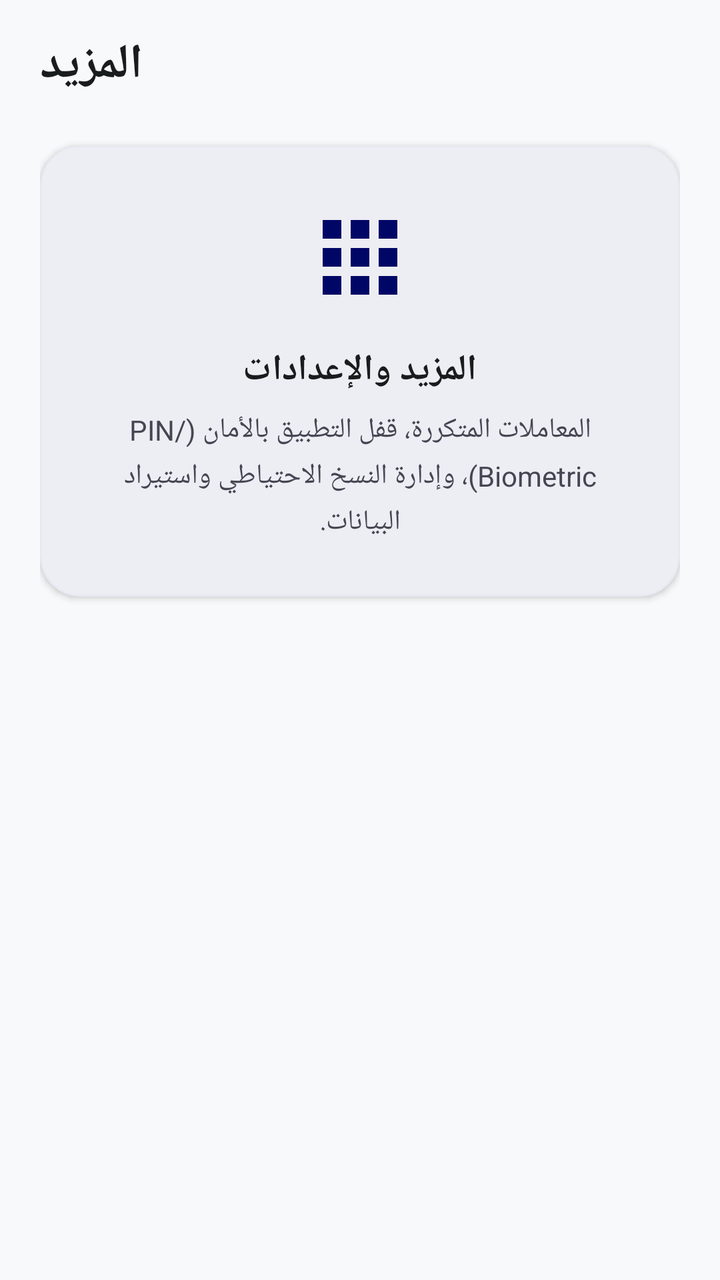
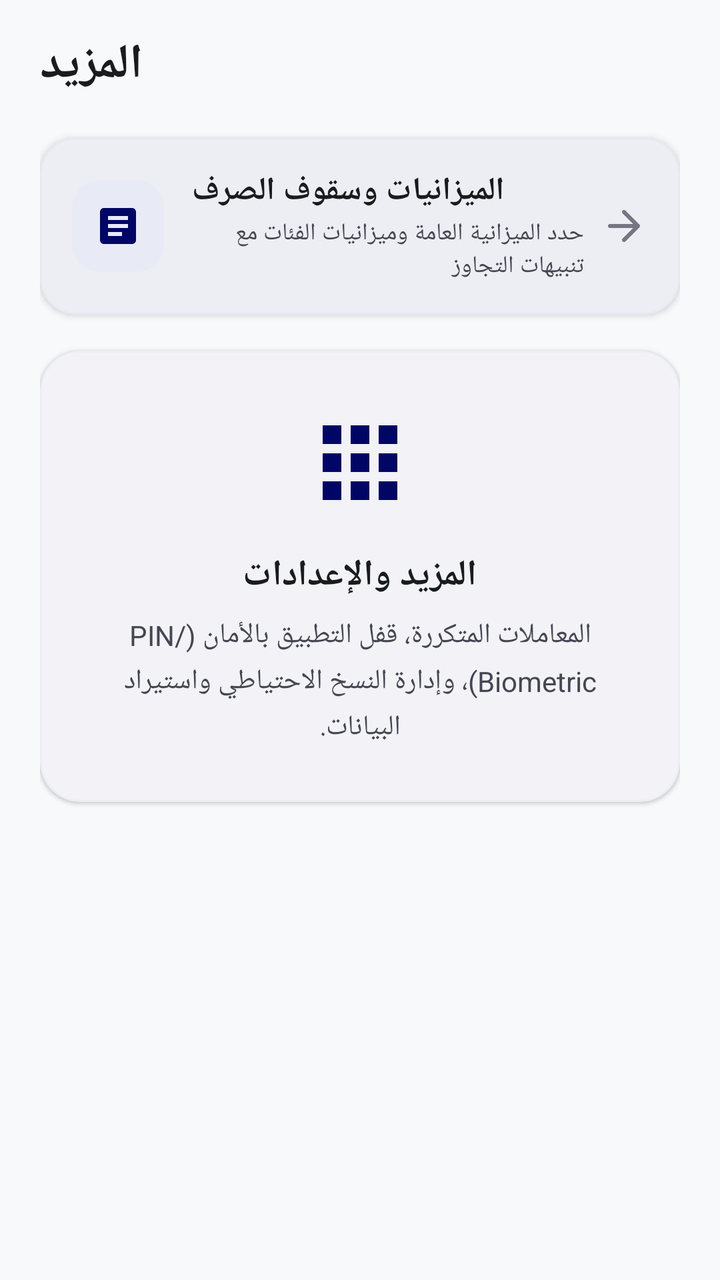

The first picture is an Android layout as it rendered before a commit; the second is the same layout after the commit. The layout source and the unified diff follow.
<!-- AndroidManifest.xml: application theme Theme.UrWallet -->
<!-- res/layout/fragment_more.xml -->
<?xml version="1.0" encoding="utf-8"?>
<androidx.core.widget.NestedScrollView xmlns:android="http://schemas.android.com/apk/res/android"
    xmlns:app="http://schemas.android.com/apk/res-auto"
    xmlns:tools="http://schemas.android.com/tools"
    android:layout_width="match_parent"
    android:layout_height="match_parent"
    android:background="@color/urwallet_background"
    android:fillViewport="true">

    <LinearLayout
        android:layout_width="match_parent"
        android:layout_height="wrap_content"
        android:orientation="vertical"
        android:paddingHorizontal="@dimen/screen_padding_horizontal"
        android:paddingTop="@dimen/screen_padding_top"
        android:paddingBottom="100dp">

        
        <TextView
            android:layout_width="wrap_content"
            android:layout_height="wrap_content"
            android:text="@string/nav_more"
            android:textColor="@color/urwallet_text_primary"
            android:textSize="24sp"
            android:textStyle="bold" />

        
        <com.google.android.material.card.MaterialCardView
            android:layout_width="match_parent"
            android:layout_height="wrap_content"
            android:layout_marginTop="24dp"
            app:cardBackgroundColor="@color/urwallet_surface"
            app:cardCornerRadius="@dimen/card_corner_radius"
            app:cardElevation="2dp"
            app:strokeColor="@color/urwallet_card_border"
            app:strokeWidth="1dp">

            <LinearLayout
                android:layout_width="match_parent"
                android:layout_height="wrap_content"
                android:gravity="center"
                android:orientation="vertical"
                android:padding="28dp">

                <ImageView
                    android:layout_width="56dp"
                    android:layout_height="56dp"
                    android:contentDescription="@null"
                    android:src="@drawable/ic_nav_more_filled"
                    app:tint="@color/urwallet_primary" />

                <TextView
                    android:layout_width="wrap_content"
                    android:layout_height="wrap_content"
                    android:layout_marginTop="16dp"
                    android:text="@string/more_placeholder_card_title"
                    android:textColor="@color/urwallet_text_primary"
                    android:textSize="18sp"
                    android:textStyle="bold" />

                <TextView
                    android:layout_width="wrap_content"
                    android:layout_height="wrap_content"
                    android:layout_marginTop="8dp"
                    android:gravity="center"
                    android:lineSpacingExtra="4dp"
                    android:text="@string/more_placeholder_card_desc"
                    android:textColor="@color/urwallet_text_secondary"
                    android:textSize="14sp" />
            </LinearLayout>
        </com.google.android.material.card.MaterialCardView>

    </LinearLayout>
</androidx.core.widget.NestedScrollView>
<!-- resources referenced by this layout -->
<resources>
  <color name="urwallet_background">#F8F9FA</color>
  <color name="urwallet_card_border">#20C6C5D4</color>
  <color name="urwallet_primary">#000666</color>
  <color name="urwallet_surface">#FFFFFF</color>
  <color name="urwallet_text_primary">#191C1D</color>
  <color name="urwallet_text_secondary">#454652</color>
  <dimen name="card_corner_radius">20dp</dimen>
  <dimen name="screen_padding_horizontal">20dp</dimen>
  <dimen name="screen_padding_top">16dp</dimen>
  <!-- drawable ic_nav_more_filled (drawable) -->
  <vector xmlns:android="http://schemas.android.com/apk/res/android"
      android:width="24dp"
      android:height="24dp"
      android:viewportWidth="24"
      android:viewportHeight="24">
      <path
          android:fillColor="@color/urwallet_primary"
          android:pathData="M4,8h4V4H4v4zm6,12h4v-4h-4v4zm-6,0h4v-4H4v4zm0,-6h4v-4H4v4zm6,0h4v-4h-4v4zm6,-10v4h4V4h-4zm-6,4h4V4h-4v4zm6,6h4v-4h-4v4zm0,6h4v-4h-4v4z" />
  </vector>
  <string name="more_placeholder_card_desc">المعاملات المتكررة، قفل التطبيق بالأمان (PIN/Biometric)، وإدارة النسخ الاحتياطي واستيراد البيانات.</string>
  <string name="more_placeholder_card_title">المزيد والإعدادات</string>
  <string name="nav_more">المزيد</string>
  <color name="white">#FFFFFF</color>
  <color name="urwallet_primary_light">#E8EAF6</color>
  <color name="urwallet_primary_variant_start">#1A237E</color>
  <style name="ShapeAppearance.UrWallet.Small" parent="ShapeAppearance.Material3.SmallComponent">
          <item name="cornerSize">@dimen/input_corner_radius</item>
      </style>
  <style name="ShapeAppearance.UrWallet.Medium" parent="ShapeAppearance.Material3.MediumComponent">
          <item name="cornerSize">@dimen/card_corner_radius_medium</item>
      </style>
  <style name="ShapeAppearance.UrWallet.Large" parent="ShapeAppearance.Material3.LargeComponent">
          <item name="cornerSize">@dimen/card_corner_radius</item>
      </style>
  <dimen name="input_corner_radius">12dp</dimen>
  <dimen name="card_corner_radius_medium">16dp</dimen>
  <!-- unchanged entries left out for length: 1 -->
</resources>

<!-- the commit's change to res/layout/fragment_more.xml (unified diff, before → after) -->
@@ -26,12 +26,82 @@
 
         
         <com.google.android.material.card.MaterialCardView
+            android:id="@+id/cardBudgetsNav"
             android:layout_width="match_parent"
             android:layout_height="wrap_content"
-            android:layout_marginTop="24dp"
+            android:layout_marginTop="20dp"
+            android:clickable="true"
+            android:focusable="true"
+            app:cardBackgroundColor="@color/urwallet_surface"
+            app:cardCornerRadius="18dp"
+            app:cardElevation="2dp"
+            app:strokeColor="@color/urwallet_card_border"
+            app:strokeWidth="1dp">
+
+            <LinearLayout
+                android:layout_width="match_parent"
+                android:layout_height="wrap_content"
+                android:gravity="center_vertical"
+                android:orientation="horizontal"
+                android:padding="16dp">
+
+                <FrameLayout
+                    android:layout_width="46dp"
+                    android:layout_height="46dp"
+                    android:background="@drawable/bg_squircle_primary_light">
+
+                    <ImageView
+                        android:layout_width="24dp"
+                        android:layout_height="24dp"
+                        android:layout_gravity="center"
+                        android:contentDescription="@null"
+                        android:src="@drawable/ic_bills"
+                        app:tint="@color/urwallet_primary" />
+                </FrameLayout>
+
+                <LinearLayout
+                    android:layout_width="0dp"
+                    android:layout_height="wrap_content"
+                    android:layout_marginStart="14dp"
+                    android:layout_marginEnd="8dp"
+                    android:layout_weight="1"
+                    android:orientation="vertical">
+
+                    <TextView
+                        android:layout_width="wrap_content"
+                        android:layout_height="wrap_content"
+                        android:text="@string/more_budgets_title"
+                        android:textColor="@color/urwallet_text_primary"
+                        android:textSize="16sp"
+                        android:textStyle="bold" />
+
+                    <TextView
+                        android:layout_width="wrap_content"
+                        android:layout_height="wrap_content"
+                        android:layout_marginTop="2dp"
+                        android:text="@string/more_budgets_desc"
+                        android:textColor="@color/urwallet_text_secondary"
+                        android:textSize="12sp" />
+                </LinearLayout>
+
+                <ImageView
+                    android:layout_width="24dp"
+                    android:layout_height="24dp"
+                    android:contentDescription="@null"
+                    android:rotation="180"
+                    android:src="@drawable/ic_arrow_back"
+                    app:tint="@color/urwallet_text_tertiary" />
+            </LinearLayout>
+        </com.google.android.material.card.MaterialCardView>
+
+        
+        <com.google.android.material.card.MaterialCardView
+            android:layout_width="match_parent"
+            android:layout_height="wrap_content"
+            android:layout_marginTop="18dp"
             app:cardBackgroundColor="@color/urwallet_surface"
             app:cardCornerRadius="@dimen/card_corner_radius"
-            app:cardElevation="2dp"
+            app:cardElevation="1dp"
             app:strokeColor="@color/urwallet_card_border"
             app:strokeWidth="1dp">
 
<!-- resource entries referenced after the edit -->
@@ -6,9 +6,42 @@
   <color name="urwallet_surface">#FFFFFF</color>
   <color name="urwallet_text_primary">#191C1D</color>
   <color name="urwallet_text_secondary">#454652</color>
+  <color name="urwallet_text_tertiary">#767683</color>
   <dimen name="card_corner_radius">20dp</dimen>
   <dimen name="screen_padding_horizontal">20dp</dimen>
   <dimen name="screen_padding_top">16dp</dimen>
+  <!-- drawable bg_squircle_primary_light (drawable) -->
+  <?xml version="1.0" encoding="utf-8"?>
+  <shape xmlns:android="http://schemas.android.com/apk/res/android"
+      android:shape="rectangle">
+      <corners android:radius="14dp" />
+      <solid android:color="@color/urwallet_primary_light" />
+  </shape>
+  <!-- drawable ic_arrow_back (drawable) -->
+  <vector xmlns:android="http://schemas.android.com/apk/res/android"
+      android:width="24dp"
+      android:height="24dp"
+      android:autoMirrored="true"
+      android:viewportWidth="24"
+      android:viewportHeight="24">
+      <path
+          android:fillColor="#00000000"
+          android:pathData="M19,12H5M12,19L5,12L12,5"
+          android:strokeWidth="2"
+          android:strokeColor="#000666"
+          android:strokeLineCap="round"
+          android:strokeLineJoin="round" />
+  </vector>
+  <!-- drawable ic_bills (drawable) -->
+  <vector xmlns:android="http://schemas.android.com/apk/res/android"
+      android:width="24dp"
+      android:height="24dp"
+      android:viewportWidth="24"
+      android:viewportHeight="24">
+      <path
+          android:fillColor="#FFFFFFFF"
+          android:pathData="M19,3H5c-1.1,0 -2,0.9 -2,2v14c0,1.1 0.9,2 2,2h14c1.1,0 2,-0.9 2,-2V5c0,-1.1 -0.9,-2 -2,-2zm-5,14H7v-2h7v2zm3,-4H7v-2h10v2zm0,-4H7V7h10v2z" />
+  </vector>
   <!-- drawable ic_nav_more_filled (drawable) -->
   <vector xmlns:android="http://schemas.android.com/apk/res/android"
       android:width="24dp"
@@ -19,6 +52,8 @@
           android:fillColor="@color/urwallet_primary"
           android:pathData="M4,8h4V4H4v4zm6,12h4v-4h-4v4zm-6,0h4v-4H4v4zm0,-6h4v-4H4v4zm6,0h4v-4h-4v4zm6,-10v4h4V4h-4zm-6,4h4V4h-4v4zm6,6h4v-4h-4v4zm0,6h4v-4h-4v4z" />
   </vector>
+  <string name="more_budgets_desc">حدد الميزانية العامة وميزانيات الفئات مع تنبيهات التجاوز</string>
+  <string name="more_budgets_title">الميزانيات وسقوف الصرف</string>
   <string name="more_placeholder_card_desc">المعاملات المتكررة، قفل التطبيق بالأمان (PIN/Biometric)، وإدارة النسخ الاحتياطي واستيراد البيانات.</string>
   <string name="more_placeholder_card_title">المزيد والإعدادات</string>
   <string name="nav_more">المزيد</string>
